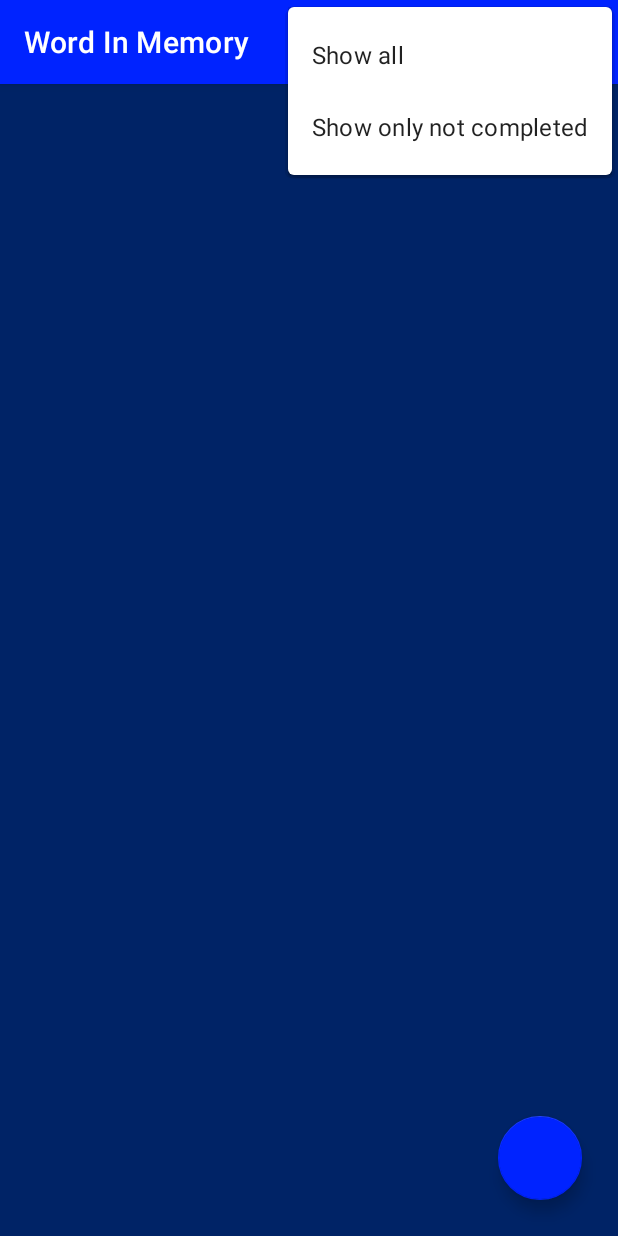
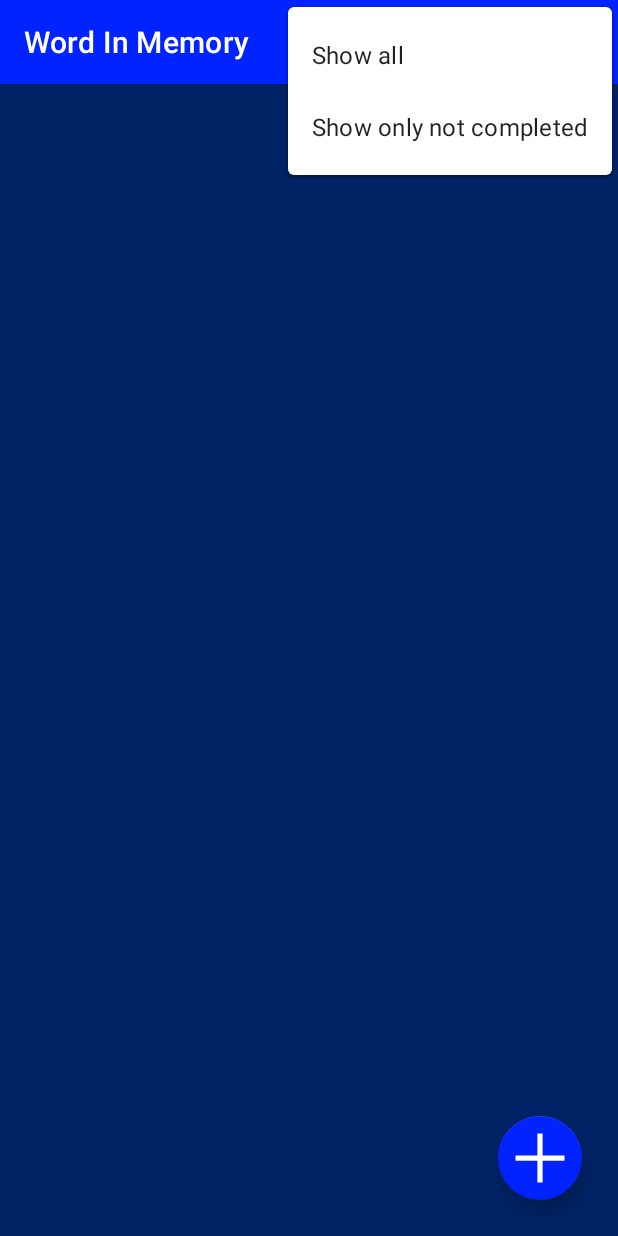
Before and after one commit to Gelassen/words-in-memory, an Android app: the screen it shows after launch (MainActivity), with the options menu open, on a phone screen of 412 x 824 dp. Run offline under Robolectric (Android 15) with nearby library versions, the light colour scheme and no system bars; our stand-ins replace Dagger/Hilt's generated code, Room's generated code.

Commit message:
Update fab button icon

```diff
--- /dev/null
+++ b/app/src/main/res/drawable/ic_add_item.xml
@@ -0,0 +1,10 @@
+<vector xmlns:android="http://schemas.android.com/apk/res/android"
+    android:width="48dp"
+    android:height="48dp"
+    android:viewportWidth="48"
+    android:viewportHeight="48"
+    android:tint="?attr/colorControlNormal">
+  <path
+      android:fillColor="@android:color/white"
+      android:pathData="M22.5,38V25.5H10V22.5H22.5V10H25.5V22.5H38V25.5H25.5V38Z"/>
+</vector>
--- a/app/src/main/res/layout/fragment_dashboard.xml
+++ b/app/src/main/res/layout/fragment_dashboard.xml
@@ -21,6 +21,8 @@
         android:layout_gravity="bottom|end"
         android:layout_margin="24dp"
         android:contentDescription="@string/dashboard_action_button"
+        android:foreground="@drawable/ic_add_item"
+        android:foregroundTint="@color/white"
         app:backgroundTint="#0023FF" />
 
 </FrameLayout>
```
